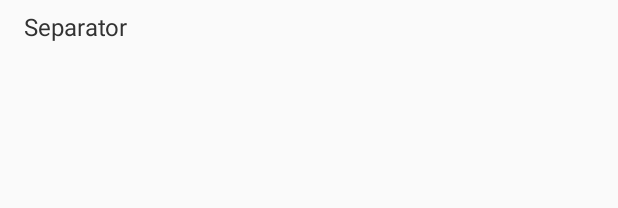
After one commit to EvgeniyMoshnik/TasksReminder, an Android app: the layout model_separator.xml on its own in the app's theme, with its tools: preview values and no code run, on a phone screen of 412 x 824 dp. The commit adds this screen. Shown: the top 208 px of the screen. Run offline under Robolectric (Android 15) with nearby library versions, the phone set to English and light mode, and no system bars.

Commit message:
update separators v3

```diff
--- /dev/null
+++ b/app/src/main/res/layout/model_separator.xml
@@ -0,0 +1,16 @@
+<?xml version="1.0" encoding="utf-8"?>
+<RelativeLayout xmlns:android="http://schemas.android.com/apk/res/android"
+    android:layout_width="match_parent"
+    android:layout_height="wrap_content">
+
+    <TextView
+        android:layout_width="wrap_content"
+        android:layout_height="35dp"
+        android:text="Separator"
+        android:gravity="center_vertical"
+        android:paddingStart="16dp"
+        android:textSize="16sp"
+        android:textColor="@android:color/secondary_text_light"
+        android:id="@+id/tvSeparatorName"/>
+
+</RelativeLayout>
```
Also changed, not shown: app/src/main/java/com/test/evgeniy/tasksreminder/Adapters/TaskAdapter.java (+9 -0 lines), app/src/main/java/com/test/evgeniy/tasksreminder/Fragments/CurrentTaskFragment.java (+78 -0 lines), app/src/main/java/com/test/evgeniy/tasksreminder/Fragments/DoneTaskFragment.java (+23 -0 lines), app/src/main/java/com/test/evgeniy/tasksreminder/Fragments/TaskFragment.java (+1 -21 lines).
